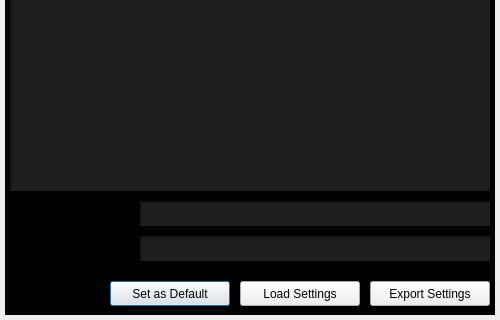
Qt form ui/dialogsettings.ui (ignmiz/ATC_Console) before a commit; both pictures show x 0 to 500 and y 380 to 700 of the 500 by 700 pixel window.
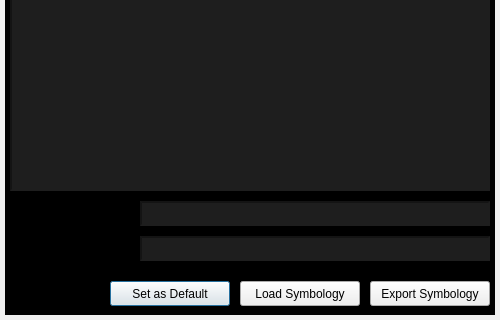
The same form after that commit. Custom widgets are drawn as their Qt base class.

Commit message: Implemented full handling of symbology files

Diff of the .ui file:
```diff
--- a/ui/dialogsettings.ui
+++ b/ui/dialogsettings.ui
@@ -227,7 +227,7 @@
       </rect>
      </property>
      <property name="text">
-      <string>Load Settings</string>
+      <string>Load Symbology</string>
      </property>
     </widget>
     <widget class="QPushButton" name="buttonExportSettings">
@@ -240,7 +240,7 @@
       </rect>
      </property>
      <property name="text">
-      <string>Export Settings</string>
+      <string>Export Symbology</string>
      </property>
     </widget>
    </widget>
```
Left out of the diff: 10 changed lines with no effect on the pictures. The commit also changes 9 other files.
